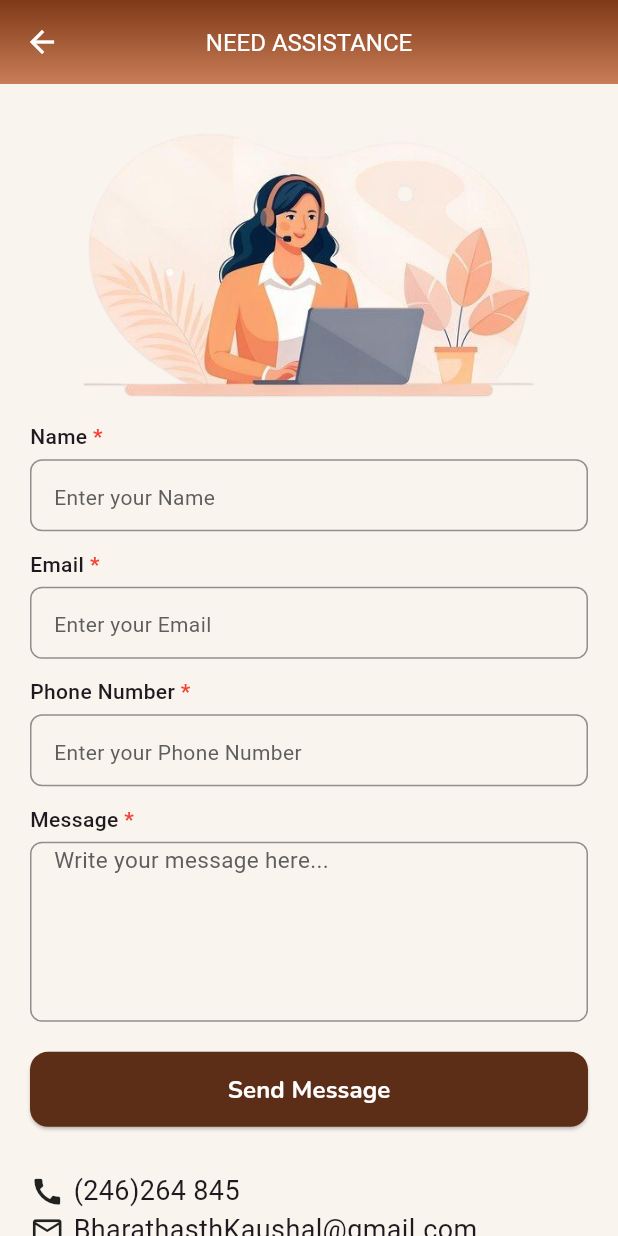
After one commit to Aashishrajput143/bhk_artisan, a Flutter app: the SupportScreen screen opened by its route, on a phone screen of 412 x 824 dp. The commit adds this screen. Run offline on Flutter 3.47's test engine with Material 3 defaults, Android fonts, the light colour scheme and no system bars; our stand-ins replace cached_network_image, camera, carousel_slider, csc_picker, dio, dotted_line and 16 more; missing offline and left inert: linear_progress_bar; accounts and stored records are empty; network calls fail; Roboto replaces fonts that are missing (Poppins); project files that could hold a hidden picture were left out.

Commit message:
need assistance created

```diff
--- /dev/null
+++ b/lib/Modules/controller/support_screen_controller.dart
@@ -0,0 +1,16 @@
+import 'package:flutter/material.dart';
+import 'package:get/get.dart';
+
+class SupportController extends GetxController {
+  var nameController = TextEditingController().obs;
+  var emailController = TextEditingController().obs;
+  var phoneController = TextEditingController().obs;
+  var messageController = TextEditingController().obs;
+
+  var emailFocusNode = FocusNode().obs;
+  var nameFocusNode = FocusNode().obs;
+  var phoneFocusNode = FocusNode().obs;
+  var messageFocusNode = FocusNode().obs;
+
+
+}
--- a/lib/Modules/screens/profileManagement/setting_profile.dart
+++ b/lib/Modules/screens/profileManagement/setting_profile.dart
@@ -22,6 +22,7 @@ class SettingProfile extends ParentWidget {
               buildProfileOptionCard("Edit Profile", 'Edit, or Change your Profile', Icons.edit, () => Get.toNamed(RoutesClass.editprofile)),
               buildProfileOptionCard("Delete Account", "Remove your account permanently", Icons.delete, () {}),
               buildProfileOptionCard("Verify Aadhaar", "Securely link your Aadhaar for verification", Icons.verified, () => Get.toNamed(RoutesClass.aadharVerification)),
+              buildProfileOptionCard("Need Assistance", "Get the help you need quickly and easily", Icons.message, () => Get.toNamed(RoutesClass.support)),
             ],
           ),
         ),
--- /dev/null
+++ b/lib/Modules/screens/support_screen.dart
@@ -0,0 +1,53 @@
+import 'package:bhk_artisan/Modules/controller/support_screen_controller.dart';
+import 'package:bhk_artisan/common/common_widgets.dart';
+import 'package:bhk_artisan/main.dart';
+import 'package:bhk_artisan/resources/colors.dart';
+import 'package:bhk_artisan/resources/images.dart';
+import 'package:bhk_artisan/utils/sized_box_extension.dart';
+import 'package:flutter/material.dart';
+import 'package:get/get.dart';
+
+class SupportScreen extends ParentWidget {
+  const SupportScreen({super.key});
+
+  @override
+  Widget buildingView(BuildContext context, double h, double w) {
+    SupportController controller = Get.put(SupportController());
+    return Scaffold(
+      backgroundColor: appColors.backgroundColor,
+      appBar: commonAppBar("Need Assistance"),
+      body: SingleChildScrollView(
+        padding: EdgeInsets.symmetric(horizontal: 20, vertical: 16),
+        child: Column(
+          crossAxisAlignment: CrossAxisAlignment.start,
+          children: [
+            Center(child: Image.asset(appImages.support, width: 400)),
+            commonComponent("Name", commonTextField(controller.nameController.value, controller.nameFocusNode.value, w, (value) {}, hint: "Enter your Name", fontSize: 14)),
+            12.kH,
+            commonComponent("Email", commonTextField(controller.emailController.value, controller.emailFocusNode.value, w, (value) {}, hint: "Enter your Email", fontSize: 14)),
+            12.kH,
+            commonComponent("Phone Number", commonTextField(controller.phoneController.value, controller.phoneFocusNode.value, w, (value) {}, hint: "Enter your Phone Number", fontSize: 14)),
+            12.kH,
+            commonComponent("Message", commonDescriptionTextField(controller.messageController.value, controller.messageFocusNode.value, w, maxLines: 5,minLines: 4, (value) {}, hint: "Write your message here...", fontSize: 15)),
+            20.kH,
+            commonButton(w, 50, appColors.contentButtonBrown, Colors.white, () {}, hint: "Send Message"),
+            30.kH,
+            contactDetails(Icons.call, "(246)264 845"),
+            contactDetails(Icons.email_outlined, "BharathasthKaushal@gmail.com"),
+          ],
+        ),
+      ),
+    );
+  }
+
+  Widget contactDetails(IconData icon, String details) {
+    return Row(
+      mainAxisAlignment: MainAxisAlignment.start,
+      children: [
+        Icon(icon, size: 23),
+        6.kW,
+        Text(details, style: TextStyle(fontSize: 18)),
+      ],
+    );
+  }
+}
--- a/lib/resources/images.dart
+++ b/lib/resources/images.dart
@@ -28,6 +28,7 @@ class AppImages {
   String get hammer =>'assets/images/hammer.png';
   String get check =>'assets/images/check.png';
   String get cubeBox =>'assets/images/cube_box.png';
+  String get support =>'assets/images/support.png';
 
 
 
--- a/lib/routes/routes_class.dart
+++ b/lib/routes/routes_class.dart
@@ -10,7 +10,7 @@ import 'package:get/get.dart';
 
 import '../Modules/screens/Terms_conditions.dart.dart';
 import '../Modules/screens/dashboardManagement/notifications.dart';
-import '../Modules/screens/faq.dart';
+import '../Modules/screens/support_screen.dart';
 import '../Modules/screens/login_screen.dart';
 import '../Modules/screens/ordersManagement/order_details_screen.dart';
 import '../Modules/screens/ordersManagement/trackingorder.dart';
@@ -46,7 +46,7 @@ class RoutesClass {
 
   static String termscondition = '/termscondition';
   static String privacypolicy = '/privacypolicy';
-  static String faq = '/faq';
+  static String support = '/support';
 
   //BR1
   static String gotoSplash() => splash;
@@ -65,7 +65,7 @@ class RoutesClass {
   static String gotoViewProfileScreen() => viewprofile;
   static String gotoTermsConditionScreen() => termscondition;
   static String gotoPrivacyPolicyScreen() => privacypolicy;
-  static String gotoFAQScreen() => faq;
+  static String gotoSupportScreen() => support;
   static String gotoAadharVerificationScreen() => aadharVerification;
   static String gotoAddressesScreen() => addresses;
   static String gotoVideoRecorder() => videoRecorder;
@@ -92,6 +92,6 @@ class RoutesClass {
     GetPage(name: editprofile, page: () => EditProfile(), transition: Transition.fade, transitionDuration: const Duration(milliseconds: 300)),
     GetPage(name: termscondition, page: () => TermsConditions(), transition: Transition.fade, transitionDuration: const Duration(milliseconds: 300)),
     GetPage(name: privacypolicy, page: () => PrivacyPolicy(), transition: Transition.fade, transitionDuration: const Duration(milliseconds: 300)),
-    GetPage(name: faq, page: () => FAQ(), transition: Transition.fade, transitionDuration: const Duration(milliseconds: 300)),
+    GetPage(name: support, page: () => SupportScreen(), transition: Transition.fade, transitionDuration: const Duration(milliseconds: 300)),
   ];
 }
```
Also changed, not shown: lib/Modules/screens/faq.dart (deleted, +0 -105 lines), assets/images/support.png (added).
